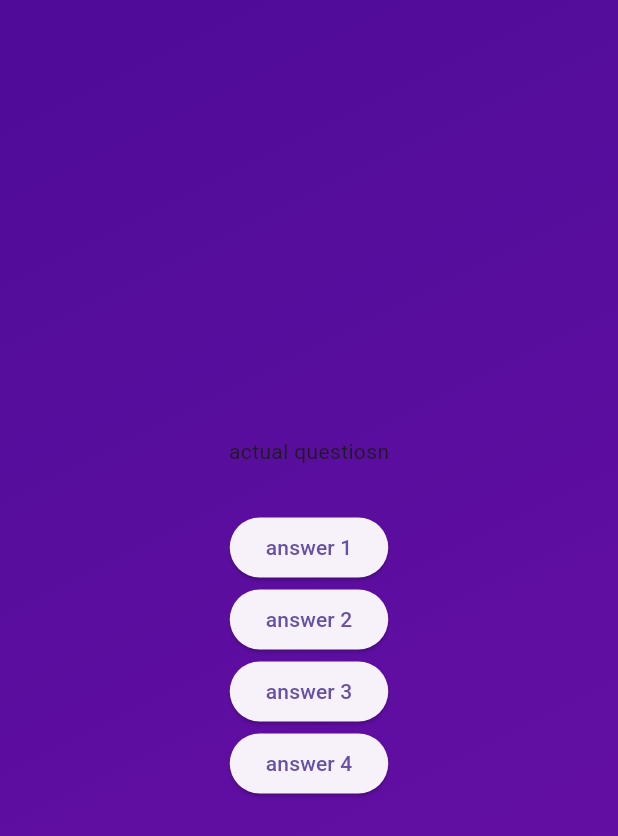
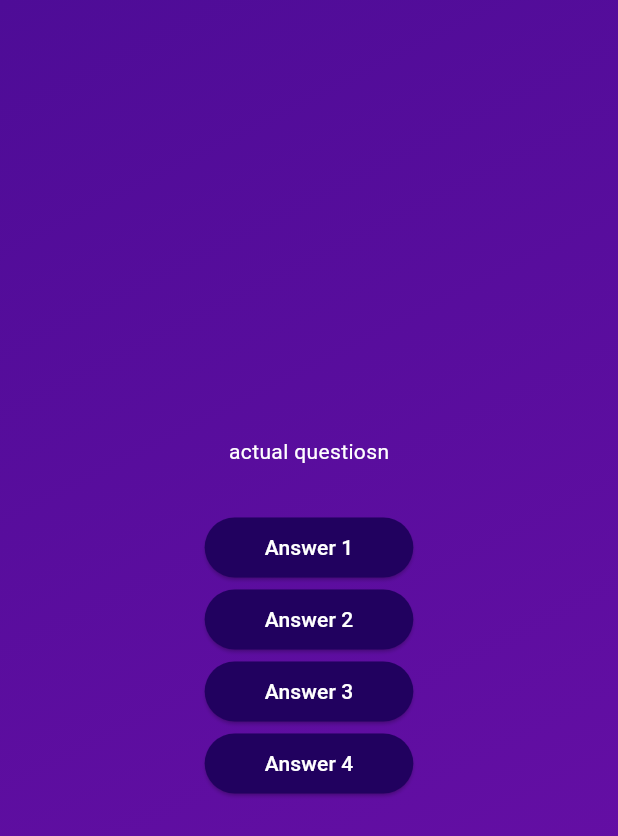
Before and after one commit to kika1s1/Dart, a Flutter app: the screen it shows after launch, after a tap on "Start Quiz", on a phone screen of 412 x 824 dp. Shown: the top 836 px of the screen. Run offline on Flutter 3.47's test engine with Material 3 defaults, Android fonts, the phone set to English and light mode, and no system bars.

Commit message:
answer list styled is added to it

```diff
--- /dev/null
+++ b/quiz/lib/answer_button.dart
@@ -0,0 +1,22 @@
+import 'package:flutter/material.dart';
+
+class AnswerButton extends StatelessWidget {
+  const AnswerButton({super.key, required this.answerText, required this.onTap});
+  final String answerText;
+  final void Function() onTap;
+  @override
+  Widget build(BuildContext context) {
+    return ElevatedButton(
+      onPressed: onTap,
+      style: ElevatedButton.styleFrom(
+        foregroundColor: Colors.white,
+        padding: const EdgeInsets.symmetric(vertical: 10, horizontal: 40),
+        backgroundColor: const Color.fromARGB(255, 33, 1, 95),
+        shape: RoundedRectangleBorder(
+          borderRadius: BorderRadius.circular(40)
+        )
+      ),
+      child:  Text(answerText),
+    );
+  }
+}
--- a/quiz/lib/questions_screen.dart
+++ b/quiz/lib/questions_screen.dart
@@ -1,6 +1,6 @@
+
 import 'package:flutter/material.dart';
-import 'package:flutter/widgets.dart';
-
+import 'package:quiz/answer_button.dart';
 class QuestionsScreen extends StatefulWidget {
   const QuestionsScreen({super.key});
   @override
@@ -17,26 +17,18 @@
       child: Column(
         mainAxisAlignment: MainAxisAlignment.center,
         children: [
-          const Text("actual questiosn"),
+          const Text(
+            "actual questiosn",
+            style: TextStyle(color: Colors.white),
+          ),
           const SizedBox(
             height: 30,
           ),
-          ElevatedButton(
-            onPressed: () {},
-            child: const Text("answer 1"),
-          ),
-          ElevatedButton(
-            onPressed: () {},
-            child: const Text("answer 2"),
-          ),
-          ElevatedButton(
-            onPressed: () {},
-            child: const Text("answer 3"),
-          ),
-          ElevatedButton(
-            onPressed: () {},
-            child: const Text("answer 4"),
-          ),
+           AnswerButton(answerText: "Answer 1", onTap:(){ }),
+           AnswerButton(answerText: "Answer 2", onTap:(){ }),
+           AnswerButton(answerText: "Answer 3", onTap:(){ }),
+           AnswerButton(answerText: "Answer 4", onTap:(){ }),
+
         ],
       ),
     );
```
